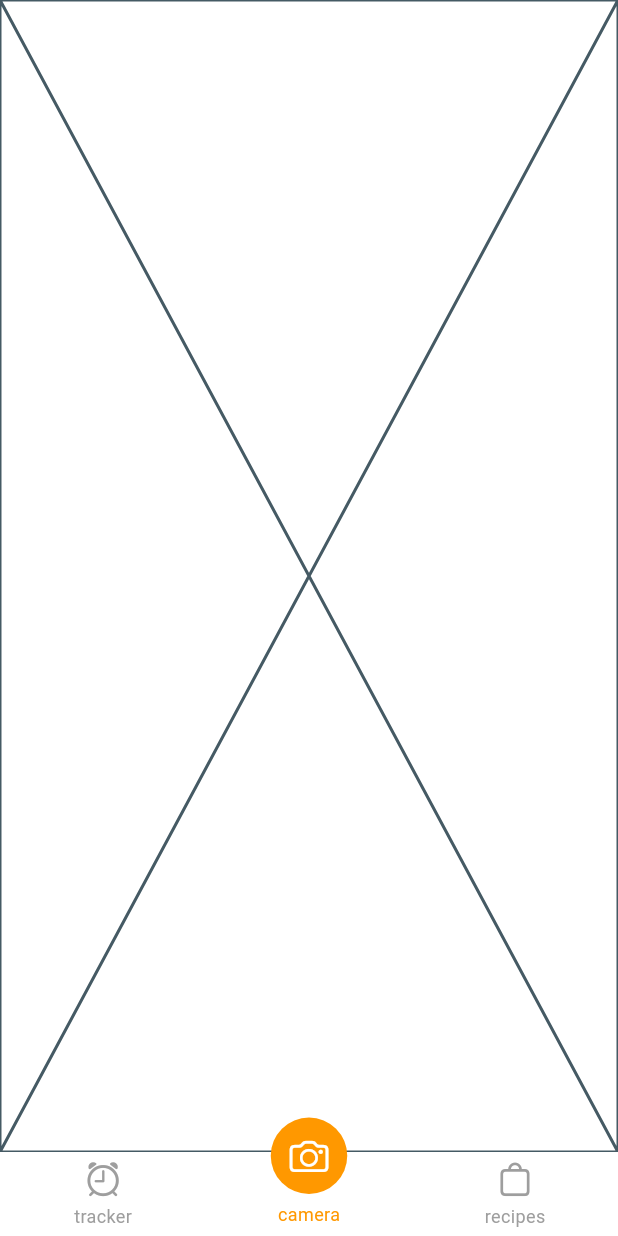
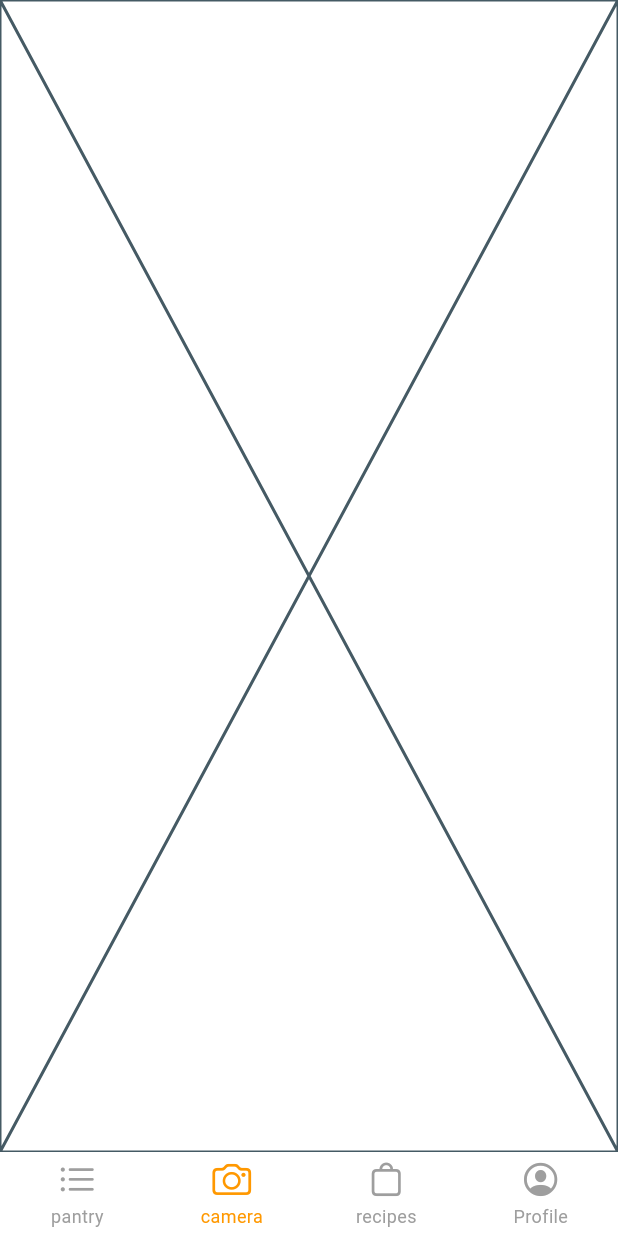
Before and after one commit to bruce414/food_inspection, a Flutter app: the BottomNavBar widget shown alone on an empty page, opened directly, item 2 of the bottom bar chosen, on a phone screen of 412 x 824 dp. Run offline on Flutter 3.47's test engine with Material 3 defaults, Android fonts, the phone set to English and light mode, and no system bars; drawn by our look-alikes of persistent_bottom_nav_bar_v2; our stand-ins replace camera, flutter_riverpod.

Commit message:
redid the bottom navbar

```diff
--- a/lib/frontend/components/bottom_nav_bar.dart
+++ b/lib/frontend/components/bottom_nav_bar.dart
@@ -2,8 +2,10 @@ import 'package:flutter/cupertino.dart';
 import 'package:flutter/material.dart';
 import 'package:food_inspection/frontend/pages/camera_page.dart';
 import 'package:food_inspection/frontend/pages/recipes_page.dart';
-import 'package:food_inspection/frontend/pages/tracker_page.dart';
+import 'package:food_inspection/frontend/pages/pantry_page.dart';
 import 'package:persistent_bottom_nav_bar_v2/persistent_bottom_nav_bar_v2.dart';
+
+import '../pages/profile_page.dart';
 
 class BottomNavBar extends StatefulWidget {
   const BottomNavBar({super.key});
@@ -21,8 +23,8 @@ class _BottomNavBarState extends State<BottomNavBar> {
     PersistentTabConfig(
       screen: const TrackerPage(),
       item: ItemConfig(
-        icon: const Icon(CupertinoIcons.alarm),
-        title: 'tracker',
+        icon: const Icon(CupertinoIcons.list_bullet),
+        title: 'pantry',
         activeForegroundColor: Colors.orange,
         inactiveForegroundColor: Colors.grey,
       ),
@@ -32,7 +34,6 @@ class _BottomNavBarState extends State<BottomNavBar> {
       item: ItemConfig(
         icon: const Icon(
           CupertinoIcons.camera,
-          color: Colors.white,
         ),
         title: 'camera',
         activeForegroundColor: Colors.orange,
@@ -42,8 +43,21 @@ class _BottomNavBarState extends State<BottomNavBar> {
     PersistentTabConfig(
       screen: const RecipesPage(),
       item: ItemConfig(
-        icon: const Icon(CupertinoIcons.bag),
+        icon: const Icon(
+            CupertinoIcons.bag
+        ),
         title: 'recipes',
+        activeForegroundColor: Colors.orange,
+        inactiveForegroundColor: Colors.grey,
+      ),
+    ),
+    PersistentTabConfig(
+      screen: const ProfilePage(),
+      item: ItemConfig(
+        icon: const Icon(
+          CupertinoIcons.profile_circled,
+        ),
+        title: 'Profile',
         activeForegroundColor: Colors.orange,
         inactiveForegroundColor: Colors.grey,
       ),
@@ -90,11 +104,73 @@ class Settings {
   bool avoidBottomPadding = true;
   Color navBarColor = Colors.white;
   NavBarBuilder get navBarBuilder => navBarStyles[navBarStyle]!;
-  String navBarStyle = "Style 13";
+  String navBarStyle = "Style 1";
   EdgeInsets margin = EdgeInsets.zero;
 
   Map<String, NavBarBuilder> navBarStyles = {
+    "Style 1": (p0, p1, p2, p3) =>
+        Style1BottomNavBar(navBarConfig: p0, navBarDecoration: p1),
     "Style 13": (p0, p1, p2, p3) =>
         Style13BottomNavBar(navBarConfig: p0, navBarDecoration: p1),
   };
 }
+
+// import 'dart:ffi';
+// import 'dart:core';
+//
+// import 'package:camera/camera.dart';
+// import 'package:flutter/cupertino.dart';
+// import 'package:flutter/material.dart';
+// import 'package:food_inspection/frontend/pages/camera_page.dart';
+// import 'package:food_inspection/frontend/pages/pantry_page.dart';
+// import 'package:food_inspection/frontend/pages/recipes_page.dart';
+//
+//
+// class BottomNavBar extends StatefulWidget {
+//   const BottomNavBar({super.key,});
+//
+//   @override
+//   State<BottomNavBar> createState() => _BottomNavBarState();
+// }
+//
+// class _BottomNavBarState extends State<BottomNavBar> {
+//
+//   @override
+//   Widget build(BuildContext context) {
+//     return CupertinoTabScaffold(
+//       tabBar: CupertinoTabBar(
+//         currentIndex: 1,
+//         items: const <BottomNavigationBarItem>[
+//           BottomNavigationBarItem(
+//             icon: Icon(CupertinoIcons.list_bullet),
+//             label: "Pantry",
+//             backgroundColor: Colors.black,
+//           ),
+//           BottomNavigationBarItem(
+//             icon: Icon(CupertinoIcons.camera),
+//             label: "Camera",
+//           ),
+//           BottomNavigationBarItem(
+//             icon: Icon(Icons.cake),
+//             label: "Recipes",
+//             backgroundColor: Colors.black,
+//           ),
+//           BottomNavigationBarItem(
+//             icon: Icon(CupertinoIcons.person_alt_circle_fill),
+//             label: "Profile",
+//             backgroundColor: Colors.black,
+//           ),
+//         ],
+//       ),
+//       tabBuilder: (BuildContext context, int index) {
+//         if (index == 0) {
+//           return const TrackerPage();
+//         } else if (index == 1) {
+//           return const CameraPage();
+//         } else {
+//           return const RecipesPage();
+//         }
+//       },
+//     );
+//   }
+// }
```
